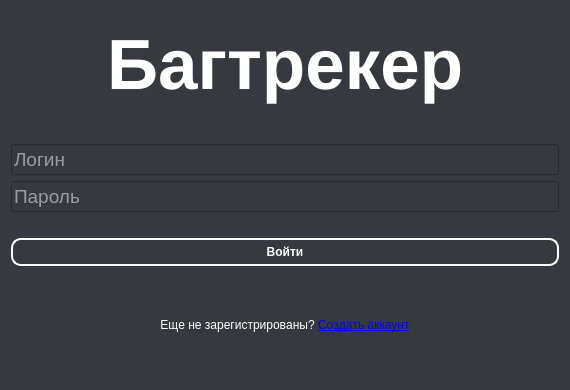
Qt form interface.ui (ArtShibaev/Bugtracker) before a commit.
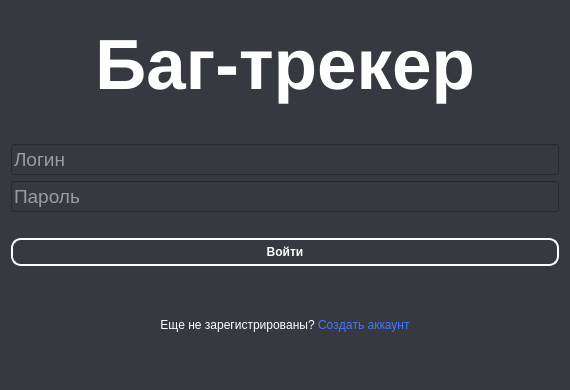
The same form after that commit.

Commit message: Изменен внешний вид ссылки

```diff
--- a/interface.ui
+++ b/interface.ui
@@ -51,13 +51,11 @@
      <item row="6" column="0">
       <widget class="QLabel" name="label_2">
        <property name="styleSheet">
-        <string notr="true">a {
-text-decoration: none;
-color: rgb(66, 119, 255)
-}</string>
+        <string notr="true"/>
        </property>
        <property name="text">
-        <string>Еще не зарегистрированы? &lt;a href=&quot;register&quot;&gt;Создать аккаунт&lt;/a&gt;</string>
+        <string>Еще не зарегистрированы? &lt;a href=&quot;register&quot; style=&quot;text-decoration: none;
+color: rgb(66, 119, 255)&quot;&gt;Создать аккаунт&lt;/a&gt;</string>
        </property>
        <property name="alignment">
         <set>Qt::AlignCenter</set>
@@ -135,7 +133,7 @@
         <string notr="true">text-align: center;</string>
        </property>
        <property name="text">
-        <string>Багтрекер</string>
+        <string>Баг-трекер</string>
        </property>
        <property name="alignment">
         <set>Qt::AlignCenter</set>
```
